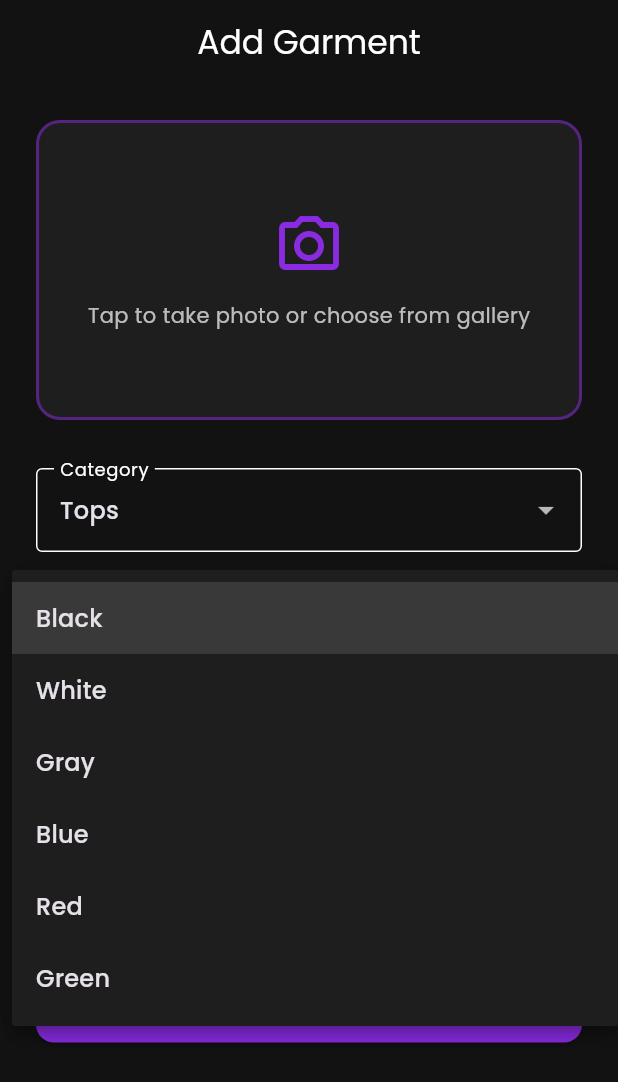
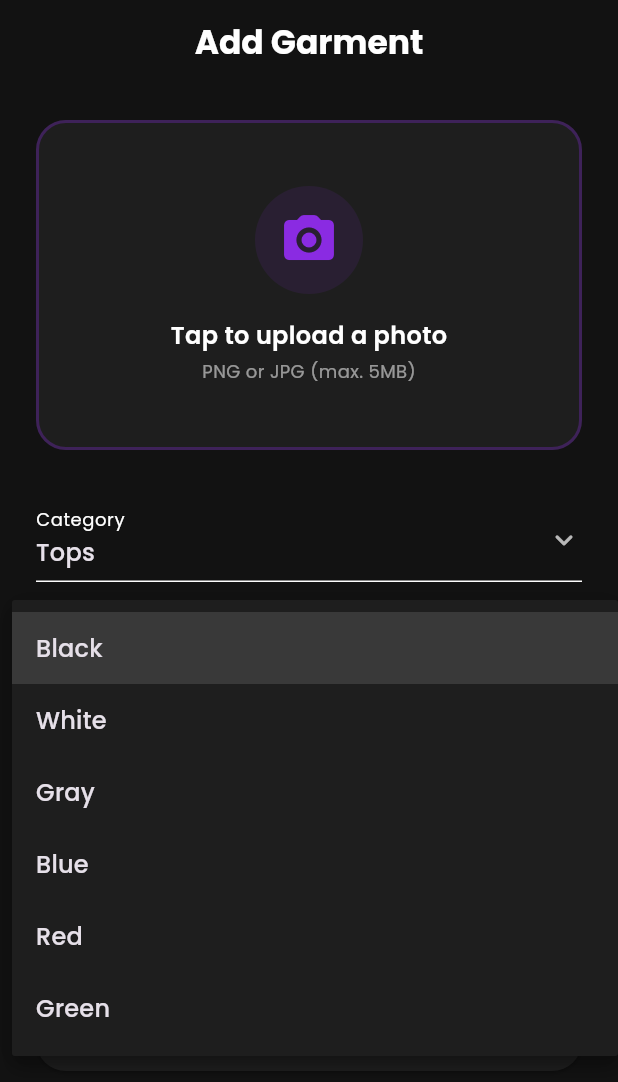
Before and after one commit to dullareymart19webde/ai-outfit-matcher, a Flutter app: the UploadScreen screen opened by its route, after a tap on "Black", on a phone screen of 412 x 824 dp. Shown: the top 1082 px of the screen. Run offline on Flutter 3.47's test engine with Material 3 defaults, Android fonts, the phone set to English and light mode, and no system bars; our stand-ins replace cached_network_image, flutter_riverpod, go_router, google_fonts, image_picker; network calls fail.

Commit message:
Add real camera and Cloudinary uploads

```diff
--- a/lib/screens/upload_screen.dart
+++ b/lib/screens/upload_screen.dart
@@ -1,6 +1,11 @@
+import 'dart:io';
+import 'dart:convert';
+import 'package:flutter/foundation.dart';
 import 'package:flutter/material.dart';
 import 'package:go_router/go_router.dart';
 import 'package:flutter_riverpod/flutter_riverpod.dart';
+import 'package:image_picker/image_picker.dart';
+import 'package:http/http.dart' as http;
 
 import '../models/garment.dart';
 import '../providers/wardrobe_provider.dart';
@@ -19,125 +24,190 @@ class _UploadScreenState extends ConsumerState<UploadScreen> {
   bool _removeBackground = true;
   bool _isLoading = false;
 
+  File? _imageFile;
+  Uint8List? _webImage;
+  final _picker = ImagePicker();
+
+  // TODO: Replace with your actual Cloudinary Cloud Name!
+  final String _cloudName = 'YOUR_CLOUD_NAME';
+
   final _categories = ['Tops', 'Bottoms', 'Outerwear', 'Shoes', 'Accessories'];
   final _colors = ['Black', 'White', 'Gray', 'Blue', 'Red', 'Green'];
   final _formalities = ['Casual', 'Smart Casual', 'Business', 'Formal'];
 
+  Future<void> _pickImage() async {
+    final pickedFile = await _picker.pickImage(source: ImageSource.gallery);
+    if (pickedFile != null) {
+      if (kIsWeb) {
+        final bytes = await pickedFile.readAsBytes();
+        setState(() => _webImage = bytes);
+      } else {
+        setState(() => _imageFile = File(pickedFile.path));
+      }
+    }
+  }
+
+  Future<String?> _uploadToCloudinary() async {
+    if (_imageFile == null && _webImage == null) return null;
+
+    final url = Uri.parse('https://api.cloudinary.com/v1_1/$_cloudName/image/upload');
+    var request = http.MultipartRequest('POST', url);
+    request.fields['upload_preset'] = 'outfit_uploads';
+
+    if (kIsWeb) {
+      request.files.add(http.MultipartFile.fromBytes('file', _webImage!, filename: 'upload.jpg'));
+    } else {
+      request.files.add(await http.MultipartFile.fromPath('file', _imageFile!.path));
+    }
+
+    final response = await request.send();
+    final resBody = await response.stream.bytesToString();
+    if (response.statusCode == 200) {
+      return json.decode(resBody)['secure_url'];
+    } else {
+      throw Exception('Cloudinary Error: $resBody');
+    }
+  }
+
   @override
   Widget build(BuildContext context) {
+    final bool hasImage = _imageFile != null || _webImage != null;
+
     return Scaffold(
       appBar: AppBar(
-        title: const Text('Add Garment'),
+        title: const Text('Add Garment', style: TextStyle(fontWeight: FontWeight.w700)),
       ),
       body: SingleChildScrollView(
         padding: const EdgeInsets.all(24.0),
         child: Column(
           crossAxisAlignment: CrossAxisAlignment.stretch,
           children: [
-            // Mock Image Picker Area
-            Container(
-              height: 200,
+            // Image Picker Area
+            InkWell(
+              onTap: _pickImage,
+              borderRadius: BorderRadius.circular(20),
+              child: Container(
+                height: 220,
                 decoration: BoxDecoration(
                   color: Theme.of(context).colorScheme.surface,
-                borderRadius: BorderRadius.circular(16),
-                border: Border.all(color: Theme.of(context).primaryColor.withValues(alpha: 0.5), width: 2),
+                  borderRadius: BorderRadius.circular(20),
+                  border: Border.all(
+                    color: hasImage ? Colors.transparent : Theme.of(context).primaryColor.withValues(alpha: 0.3),
+                    width: 2
                   ),
-              child: Column(
+                  image: hasImage ? DecorationImage(
+                    fit: BoxFit.cover,
+                    image: kIsWeb ? MemoryImage(_webImage!) as ImageProvider : FileImage(_imageFile!),
+                  ) : null,
+                ),
+                child: hasImage ? null : Column(
                   mainAxisAlignment: MainAxisAlignment.center,
                   children: [
-                  Icon(Icons.camera_alt_outlined, size: 48, color: Theme.of(context).primaryColor),
-                  const SizedBox(height: 12),
-                  const Text('Tap to take photo or choose from gallery', style: TextStyle(color: Colors.white70)),
+                    Container(
+                      padding: const EdgeInsets.all(16),
+                      decoration: BoxDecoration(
+                        color: Theme.of(context).primaryColor.withValues(alpha: 0.1),
+                        shape: BoxShape.circle,
+                      ),
+                      child: Icon(Icons.camera_alt_rounded, size: 40, color: Theme.of(context).primaryColor),
+                    ),
+                    const SizedBox(height: 16),
+                    const Text('Tap to upload a photo', style: TextStyle(color: Colors.white, fontSize: 16, fontWeight: FontWeight.w600)),
+                    const SizedBox(height: 4),
+                    const Text('PNG or JPG (max. 5MB)', style: TextStyle(color: Colors.white54, fontSize: 12)),
                   ],
+                ),
               ),
             ),
             const SizedBox(height: 32),
 
-            // Form Fields
-            DropdownButtonFormField<String>(
-              initialValue: _selectedCategory,
-              decoration: const InputDecoration(labelText: 'Category', border: OutlineInputBorder()),
-              items: _categories.map((c) => DropdownMenuItem(value: c, child: Text(c))).toList(),
-              onChanged: (val) => setState(() => _selectedCategory = val!),
-            ),
+            _buildDropdown('Category', _categories, _selectedCategory, (val) => setState(() => _selectedCategory = val!)),
             const SizedBox(height: 16),
+            _buildDropdown('Primary Color', _colors, _selectedColor, (val) => setState(() => _selectedColor = val!)),
+            const SizedBox(height: 16),
+            _buildDropdown('Style', _formalities, _formality, (val) => setState(() => _formality = val!)),
 
-            DropdownButtonFormField<String>(
-              initialValue: _selectedColor,
-              decoration: const InputDecoration(labelText: 'Primary Color', border: OutlineInputBorder()),
-              items: _colors.map((c) => DropdownMenuItem(value: c, child: Text(c))).toList(),
-              onChanged: (val) => setState(() => _selectedColor = val!),
-            ),
-            const SizedBox(height: 16),
-
-            DropdownButtonFormField<String>(
-              initialValue: _formality,
-              decoration: const InputDecoration(labelText: 'Formality', border: OutlineInputBorder()),
-              items: _formalities.map((f) => DropdownMenuItem(value: f, child: Text(f))).toList(),
-              onChanged: (val) => setState(() => _formality = val!),
-            ),
             const SizedBox(height: 24),
 
-            // Toggle Switch
-            SwitchListTile(
-              title: const Text('Remove Background (AI)'),
-              subtitle: const Text('Automatically isolate the garment'),
+            Container(
+              decoration: BoxDecoration(
+                color: Theme.of(context).colorScheme.surface,
+                borderRadius: BorderRadius.circular(16),
+              ),
+              child: SwitchListTile(
+                title: const Text('Remove Background ✨', style: TextStyle(fontWeight: FontWeight.w600)),
+                subtitle: const Text('AI will automatically isolate the garment', style: TextStyle(fontSize: 12)),
                 activeColor: Theme.of(context).primaryColor,
                 value: _removeBackground,
                 onChanged: (val) => setState(() => _removeBackground = val),
-              contentPadding: EdgeInsets.zero,
+                shape: RoundedRectangleBorder(borderRadius: BorderRadius.circular(16)),
+              ),
             ),
 
-            const SizedBox(height: 32),
+            const SizedBox(height: 40),
             ElevatedButton(
-              onPressed: _isLoading ? null : () async {
+              onPressed: _isLoading ? null : _uploadGarment,
+              child: _isLoading
+                  ? const SizedBox(height: 20, width: 20, child: CircularProgressIndicator(color: Colors.white, strokeWidth: 2))
+                  : const Text('Save Garment'),
+            ),
+          ],
+        ),
+      ),
+    );
+  }
+
+  Widget _buildDropdown(String label, List<String> items, String value, Function(String?) onChanged) {
+    return DropdownButtonFormField<String>(
+      value: value,
+      icon: const Icon(Icons.keyboard_arrow_down_rounded),
+      decoration: InputDecoration(labelText: label),
+      dropdownColor: Theme.of(context).colorScheme.surface,
+      items: items.map((c) => DropdownMenuItem(value: c, child: Text(c))).toList(),
+      onChanged: onChanged,
+    );
+  }
+
+  Future<void> _uploadGarment() async {
+    if (_imageFile == null && _webImage == null) {
+      ScaffoldMessenger.of(context).showSnackBar(const SnackBar(content: Text('Please select an image first')));
+      return;
+    }
+
     setState(() => _isLoading = true);
     try {
+      final imageUrl = await _uploadToCloudinary();
+      if (imageUrl == null) throw Exception("Failed to upload image to Cloudinary");
+
       final newGarment = Garment(
         id: DateTime.now().millisecondsSinceEpoch.toString(),
-                    // Still using a mock image until we implement real camera picking
-                    imageUrl: 'https://images.unsplash.com/photo-1572804013309-8c98e2527218?w=500',
+        imageUrl: imageUrl,
         category: _selectedCategory,
         color: _selectedColor,
         styleTags: [_formality],
       );
 
       await ref.read(apiServiceProvider).uploadGarment(newGarment, _removeBackground);
-
-                  // Refresh dashboard
       ref.invalidate(wardrobeProvider);
 
       if (mounted) {
         ScaffoldMessenger.of(context).showSnackBar(
-                      const SnackBar(content: Text('Garment added successfully!')),
+          SnackBar(
+            content: const Text('Garment added successfully!'),
+            backgroundColor: Theme.of(context).primaryColor,
+            behavior: SnackBarBehavior.floating,
+          ),
         );
         context.pop();
       }
     } catch (e) {
       if (mounted) {
         ScaffoldMessenger.of(context).showSnackBar(
-                      SnackBar(content: Text('Failed to upload: $e')),
+          SnackBar(content: Text('Failed to upload: $e'), backgroundColor: Colors.red),
         );
       }
     } finally {
-                  if (mounted) {
-                    setState(() => _isLoading = false);
+      if (mounted) setState(() => _isLoading = false);
     }
   }
-              },
-              style: ElevatedButton.styleFrom(
-                backgroundColor: Theme.of(context).primaryColor,
-                foregroundColor: Colors.white,
-                padding: const EdgeInsets.symmetric(vertical: 16),
-                shape: RoundedRectangleBorder(borderRadius: BorderRadius.circular(12)),
-              ),
-              child: _isLoading
-                  ? const CircularProgressIndicator(color: Colors.white)
-                  : const Text('Upload Item', style: TextStyle(fontSize: 16, fontWeight: FontWeight.bold)),
-            ),
-          ],
-        ),
-      ),
-    );
 }
-}
--- a/pubspec.yaml
+++ b/pubspec.yaml
@@ -16,6 +16,7 @@ dependencies:
   google_fonts: ^6.1.0
   cupertino_icons: ^1.0.2
   http: ^1.6.0
+  image_picker: ^1.2.3
 
 dev_dependencies:
   flutter_test:
```
Also changed, not shown: pubspec.lock. Lines whose indentation alone changed are shown as unchanged.
